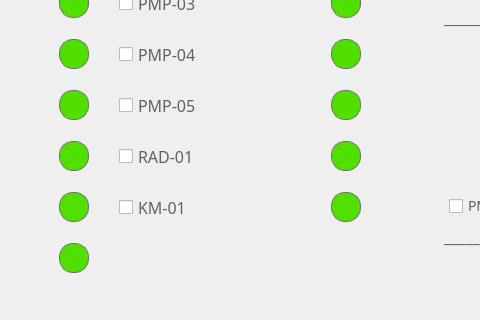
Hccccc1/MOH_viewer, file ControlPanel/controlpanel.ui: the form before one commit; both pictures show x 214 to 694 and y 425 to 745 of the 1192 by 745 pixel window.
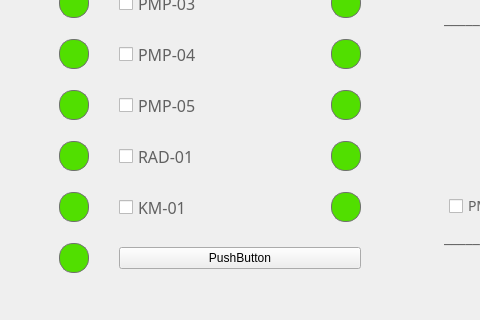
The form after the commit. Icons and pictures are not drawn. Custom widgets are drawn as their Qt base class.

Commit message: finish controlpanel read & write

Diff of the .ui file:
```diff
--- a/ControlPanel/controlpanel.ui
+++ b/ControlPanel/controlpanel.ui
@@ -2040,6 +2040,13 @@
         </item>
        </layout>
       </item>
+      <item row="12" column="1">
+       <widget class="QPushButton" name="pushButton">
+        <property name="text">
+         <string>PushButton</string>
+        </property>
+       </widget>
+      </item>
      </layout>
     </widget>
    </item>
```
The commit also changes 2 other files.
